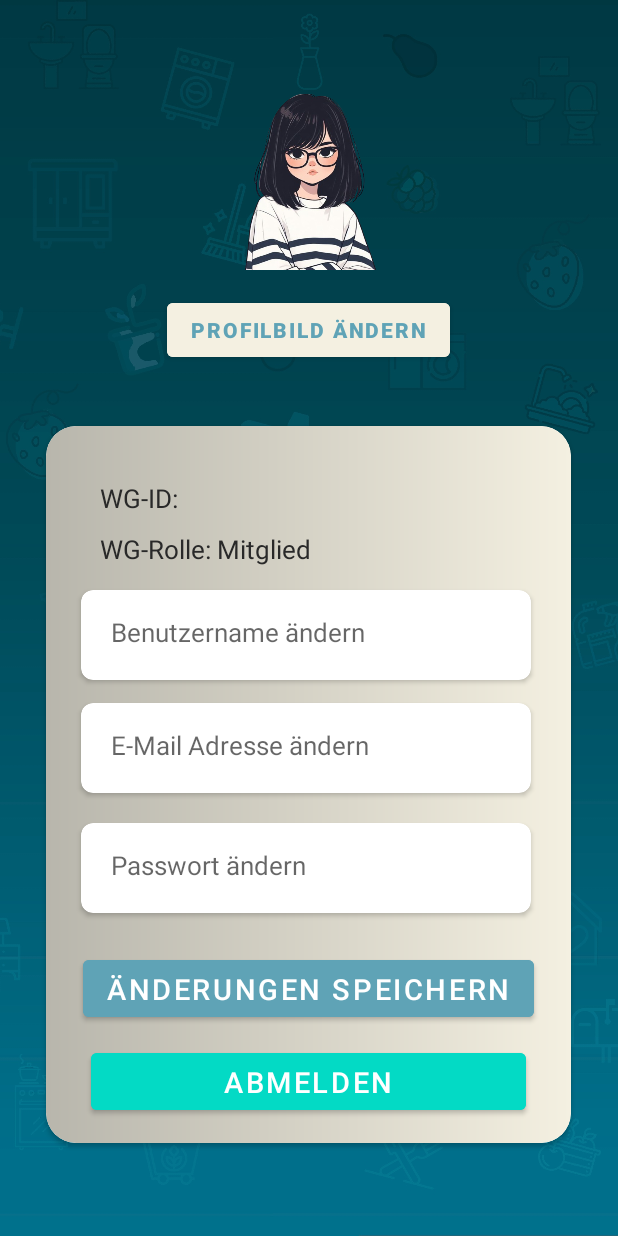
After one commit to RetchBlade/SoftwarePraktikum, an Android app: the layout activity_profilverwalten.xml on its own in the app's theme, with its tools: preview values and no code run, on a phone screen of 412 x 824 dp. The commit adds this screen. Run offline under Robolectric (Android 15) with nearby library versions, the phone set to English and light mode, and no system bars.

Commit message:
Neue activity_profilverwalten.xml hinzugefügt. auch das bild aussuchen aus der eigenen gallerie funktioniert fehlt die verbindung mit datenabank nur außerdem rolle hinzugefügt in dem ProfilverwaltenActivity das bedeutet es wird aus dem backend die rolle der user immer im profil angezeigt. muss noch url von dem datenbank (firebase) hinzugefügt werden.

```diff
--- a/app/src/main/res/layout/activity_login.xml
+++ b/app/src/main/res/layout/activity_login.xml
@@ -106,13 +106,13 @@
                     <!-- Login Button -->
                     <Button
                         android:id="@+id/loginButton"
-                        android:layout_width="159dp"
+                        android:layout_width="285dp"
                         android:layout_height="50dp"
                         android:layout_gravity="center_horizontal"
                         android:layout_marginStart="25dp"
+                        android:layout_marginLeft="7dp"
                         android:layout_marginTop="25dp"
                         android:layout_marginEnd="25dp"
-                        android:layout_marginLeft="7dp"
                         android:backgroundTint="@color/own_navy_Blau"
                         android:paddingLeft="24dp"
                         android:paddingRight="24dp"
--- /dev/null
+++ b/app/src/main/res/layout/activity_profilverwalten.xml
@@ -0,0 +1,183 @@
+<RelativeLayout xmlns:android="http://schemas.android.com/apk/res/android"
+    xmlns:app="http://schemas.android.com/apk/res-auto"
+    android:layout_width="match_parent"
+    android:layout_height="match_parent">
+
+    <!-- Hintergrundbild -->
+    <ImageView
+        android:id="@+id/backgroundImage"
+        android:layout_width="match_parent"
+        android:layout_height="match_parent"
+        android:scaleType="centerCrop"
+        android:src="@drawable/backgroundlnavyblue"/>
+
+    <!-- ScrollView für den scrollbaren Inhalt -->
+    <ScrollView
+        android:layout_width="match_parent"
+        android:layout_height="match_parent">
+
+        <!-- LinearLayout für das Profil -->
+        <LinearLayout
+            android:layout_width="match_parent"
+            android:layout_height="wrap_content"
+            android:gravity="center"
+            android:orientation="vertical"
+            android:layout_marginTop="60dp">
+
+            <!-- Profilbild Section -->
+            <ImageView
+                android:id="@+id/profileImageView"
+                android:layout_width="120dp"
+                android:layout_height="120dp"
+                android:src="@drawable/pp"
+                android:scaleType="centerCrop"
+                android:contentDescription="Profile Image"
+                android:elevation="4dp"
+                android:layout_gravity="center"
+                android:layout_marginBottom="16dp" />
+
+            <!-- Profilbild ändern Button -->
+            <Button
+                android:id="@+id/uploadImageButton"
+                android:layout_width="wrap_content"
+                android:layout_height="wrap_content"
+                android:backgroundTint="@color/own_helle_Beige"
+                android:text="Profilbild ändern"
+                android:textColor="@color/hell_blau"
+                android:textSize="14sp"
+                android:textStyle="bold"
+                android:gravity="center"
+                android:layout_marginBottom="24dp"/>
+
+
+            <!-- CardView für die Eingabefelder und Buttons -->
+            <androidx.cardview.widget.CardView
+                android:layout_width="350dp"
+                android:layout_height="wrap_content"
+                android:layout_margin="16dp"
+                android:background="@drawable/gradient_beige"
+                app:cardCornerRadius="20dp"
+                android:elevation="8dp">
+
+                <LinearLayout
+                    android:layout_width="match_parent"
+                    android:layout_height="wrap_content"
+                    android:background="@drawable/gradient_beige"
+                    android:orientation="vertical"
+                    android:padding="16dp">
+
+                    <TextView
+                        android:id="@+id/wgId"
+                        android:layout_width="match_parent"
+                        android:layout_height="wrap_content"
+                        android:background="@android:color/transparent"
+                        android:padding="20dp"
+                        android:layout_marginBottom="-30dp"
+
+                        android:text="WG-ID: "
+                        android:textColor="@color/own_very_dark_gray"
+                        android:textSize="17sp" />
+
+                    <TextView
+                        android:id="@+id/roleTextView"
+                        android:layout_width="match_parent"
+                        android:layout_height="wrap_content"
+                        android:background="@android:color/transparent"
+                        android:padding="20dp"
+                        android:layout_marginBottom="-20dp"
+                        android:text="WG-Rolle: Mitglied"
+                        android:textColor="@color/own_very_dark_gray"
+                        android:textSize="17sp" />
+
+                    <androidx.cardview.widget.CardView
+                        android:layout_width="300dp"
+                        android:layout_height="60dp"
+                        android:layout_marginLeft="7dp"
+                        android:layout_marginTop="15dp"
+                        app:cardCornerRadius="8dp">
+
+                        <EditText
+                            android:id="@+id/benutzerName"
+                            android:layout_width="match_parent"
+                            android:layout_height="wrap_content"
+                            android:background="@android:color/transparent"
+                            android:hint="Benutzername ändern"
+                            android:padding="20dp"
+                            android:textColor="@color/own_very_dark_gray"
+                            android:textSize="17sp" />
+                    </androidx.cardview.widget.CardView>
+
+                    <!-- E-Mail ändern Section -->
+                    <androidx.cardview.widget.CardView
+                        android:layout_width="300dp"
+                        android:layout_height="60dp"
+                        android:layout_marginLeft="7dp"
+                        android:layout_marginTop="15dp"
+                        app:cardCornerRadius="8dp">
+
+                        <EditText
+                            android:id="@+id/emailInput"
+                            android:layout_width="match_parent"
+                            android:layout_height="wrap_content"
+                            android:background="@android:color/transparent"
+                            android:hint="E-Mail Adresse ändern"
+                            android:padding="20dp"
+                            android:textColor="@color/own_very_dark_gray"
+                            android:textSize="17sp" />
+                    </androidx.cardview.widget.CardView>
+
+                    <!-- Passwort ändern Section -->
+                    <androidx.cardview.widget.CardView
+                        android:layout_width="300dp"
+                        android:layout_height="60dp"
+                        android:layout_marginLeft="7dp"
+                        android:layout_marginTop="20dp"
+                        app:cardCornerRadius="8dp">
+
+                        <EditText
+                            android:id="@+id/passwordInput"
+                            android:layout_width="match_parent"
+                            android:layout_height="wrap_content"
+                            android:background="@android:color/transparent"
+                            android:hint="Passwort ändern"
+                            android:inputType="textPassword"
+                            android:padding="20dp"
+                            android:textColor="@color/own_very_dark_gray"
+                            android:textSize="17sp" />
+                    </androidx.cardview.widget.CardView>
+
+                    <!-- Rolle anzeigen -->
+
+
+
+
+                    <!-- Profil speichern Button -->
+                    <Button
+                        android:id="@+id/saveProfileButton"
+                        android:layout_width="wrap_content"
+                        android:layout_height="50dp"
+                        android:layout_gravity="center_horizontal"
+                        android:layout_marginTop="25dp"
+                        android:backgroundTint="#5fa3b6"
+                        android:text="Änderungen speichern"
+                        android:textColor="@color/white"
+                        android:textSize="19sp" />
+
+                    <!-- Abmelden Button -->
+                    <Button
+                        android:id="@+id/logoutButton"
+                        android:layout_width="290dp"
+                        android:layout_height="50dp"
+                        android:layout_gravity="center_horizontal"
+                        android:layout_marginTop="12dp"
+                        android:backgroundTint="#03DAC5"
+                        android:text="Abmelden"
+                        android:textColor="@color/white"
+                        android:textSize="19sp" />
+                </LinearLayout>
+            </androidx.cardview.widget.CardView>
+
+        </LinearLayout>
+    </ScrollView>
+
+</RelativeLayout>
--- a/app/src/main/res/layout/fragment_anfrage.xml
+++ b/app/src/main/res/layout/fragment_anfrage.xml
@@ -41,7 +41,7 @@
             android:shadowDx="1"
             android:shadowDy="1"
             android:shadowRadius="10"
-            android:text="Bist du ein WG-Mitglied oder möchtest du einen WG gründen?"
+            android:text="Bist du ein WG-Mitglied oder möchtest du einen WG erstellen?"
             android:textColor="@color/white"
             android:textSize="30sp"
             android:textStyle="bold"
@@ -83,7 +83,7 @@
                 android:layout_width="wrap_content"
                 android:layout_height="wrap_content"
                 android:paddingTop="12dp"
-                android:text="WG-Mitglied"
+                android:text="WG beitreten"
                 android:textColor="@color/own_text_Farbe"
                 android:textSize="22sp"
                 android:textStyle="bold" />
@@ -122,7 +122,7 @@
                 android:layout_width="wrap_content"
                 android:layout_height="wrap_content"
                 android:paddingTop="12dp"
-                android:text="WG-Gründer"
+                android:text="WG erstellen"
                 android:textColor="@color/own_text_Farbe"
                 android:textSize="22sp"
                 android:textStyle="bold" />
--- a/app/src/main/res/values/arrays.xml
+++ b/app/src/main/res/values/arrays.xml
@@ -30,4 +30,10 @@
         <item>Andere</item>
     </string-array>
 
+    <string-array name="wg_roles">
+        <item>WG-Mitglied</item>
+        <item>WG-Leiter</item>
+
+    </string-array>
+
 </resources>
```
Also changed, not shown: app/build.gradle.kts (+10 -0 lines), app/src/main/AndroidManifest.xml (+4 -6 lines), app/src/main/java/com/serenitysystems/livable/ProfilverwaltenActivity.kt (added, +107 -0 lines), app/src/main/java/com/serenitysystems/livable/UserService.kt (added, +35 -0 lines), app/src/main/res/layout/fragment_registrierung.xml (+36 -43 lines), app/src/main/res/layout/fragment_wg_registrierung.xml (+6 -6 lines).
